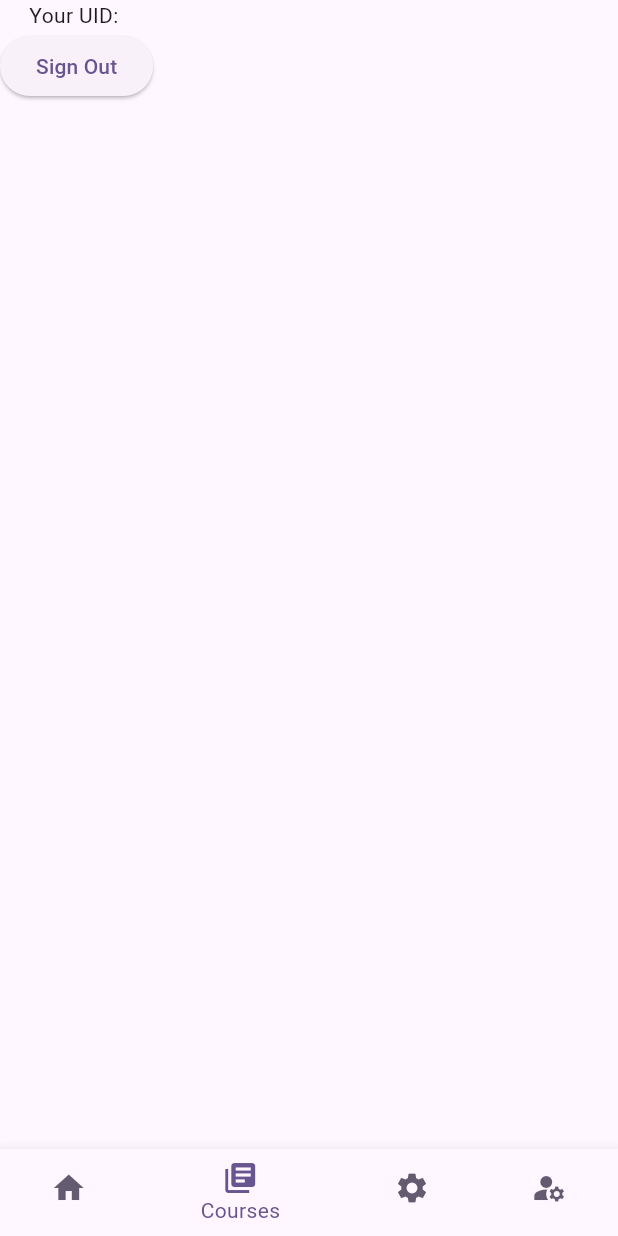
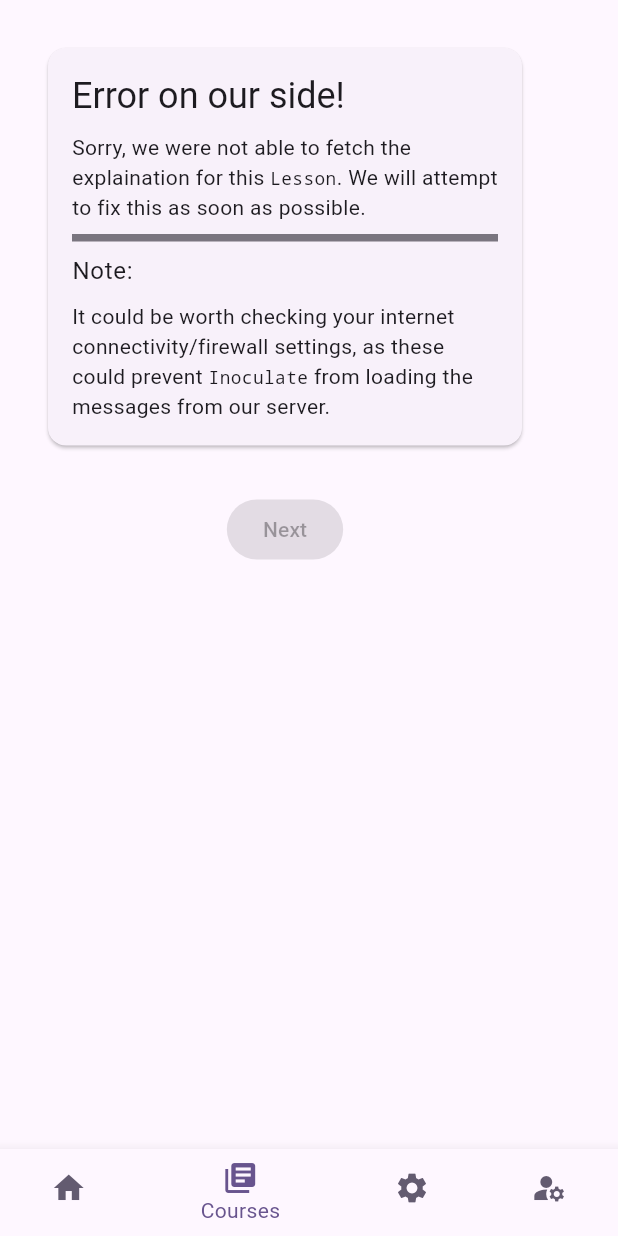
Before and after one commit to sebmentation-fault/inoculate, a Flutter app: the screen it shows once a user with an empty profile is signed in, on a phone screen of 412 x 824 dp. Run offline on Flutter 3.47's test engine with Material 3 defaults, Android fonts, the phone set to English and light mode, and no system bars; drawn by our look-alikes of flutter_markdown; our stand-ins replace firebase_auth, firebase_core; accounts and stored records are empty.

Commit message:
Display an `InformationCard`

```diff
--- a/inoculate/lib/config/routes/home/home.dart
+++ b/inoculate/lib/config/routes/home/home.dart
@@ -1,5 +1,6 @@
 import 'package:firebase_auth/firebase_auth.dart';
 import 'package:flutter/material.dart';
+import 'package:inoculate/modules/lesson_snippet/tactic_explaination.dart';
 import 'package:inoculate/utils/services/auth.dart';
 import 'package:provider/provider.dart';
 
@@ -20,8 +21,6 @@ class Home extends StatefulWidget {
 }
 
 class _HomeState extends State<Home> {
-  final AuthService _authService = AuthService();
-
   final int _minScreenSize = 640;
 
   int _selectedIndex = 1;
@@ -81,20 +80,7 @@ class _HomeState extends State<Home> {
               backgroundColor: Theme.of(context).colorScheme.surfaceVariant,
               indicatorColor: Theme.of(context).colorScheme.primaryContainer,
             ),
-          Column(
-            children: [
-              Text("Your UID: $greeting"),
-              ElevatedButton(
-                  onPressed: () async {
-                    try {
-                      await _authService.signOut();
-                    } on AuthenticationException catch (e) {
-                      // TODO: show error dialog
-                    }
-                  },
-                  child: const Text("Sign Out")),
-            ],
-          ),
+          TacticExplaination(),
         ],
       ),
       backgroundColor: Theme.of(context).colorScheme.background,
--- /dev/null
+++ b/inoculate/lib/modules/lesson_snippet/lesson_snippet.dart
@@ -0,0 +1,60 @@
+import 'package:flutter/material.dart';
+import 'package:flutter_markdown/flutter_markdown.dart';
+
+/// Class that encapsulates displaying information.
+///
+/// It displays content that is provided as a Markdown string.
+class InformationCard extends StatefulWidget {
+  static const String defaultExplaination = """
+  # Error on our side!
+
+  Sorry, we were not able to fetch the explaination for this `Lesson`. We will
+  attempt to fix this as soon as possible.
+
+  ---
+
+  #### Note:
+
+  It could be worth checking your internet connectivity/firewall settings, as
+  these could prevent `Inoculate` from loading the messages from our server.
+  """;
+  static const String exExp = "# Error!";
+
+  const InformationCard({super.key});
+
+  @override
+  State<InformationCard> createState() => _InformationCardState();
+}
+
+class _InformationCardState extends State<InformationCard> {
+  final int _minScreenSize = 640;
+
+  @override
+  Widget build(BuildContext context) {
+    double width = MediaQuery.of(context).size.width;
+    bool hasNavBar = MediaQuery.of(context).size.width < _minScreenSize;
+
+    return Row(
+      mainAxisAlignment: MainAxisAlignment.center,
+      children: [
+        Container(
+          padding: const EdgeInsets.all(16),
+          constraints:
+              BoxConstraints(maxWidth: width - (32.0 + (hasNavBar ? 0 : 80))),
+          child: Card(
+            margin: const EdgeInsets.all(16.0),
+            child: Padding(
+              padding: const EdgeInsets.all(16.0),
+              child: SingleChildScrollView(
+                child: MarkdownBody(
+                  data: InformationCard.defaultExplaination,
+                  styleSheet: MarkdownStyleSheet.fromTheme(Theme.of(context)),
+                ),
+              ),
+            ),
+          ),
+        ),
+      ],
+    );
+  }
+}
--- /dev/null
+++ b/inoculate/lib/modules/lesson_snippet/tactic_explaination.dart
@@ -0,0 +1,23 @@
+import 'package:flutter/material.dart';
+import 'package:flutter_markdown/flutter_markdown.dart';
+import 'package:inoculate/modules/lesson_snippet/lesson_snippet.dart';
+
+/// Class that holds information that explains to the user how the diinformation
+/// tactic is used.
+class TacticExplaination extends StatelessWidget {
+  late String? tacticExplaination;
+
+  TacticExplaination({super.key, this.tacticExplaination});
+
+  @override
+  Widget build(BuildContext context) {
+    return const Column(
+      children: [
+        InformationCard(),
+        Row(children: [
+          ElevatedButton(onPressed: null, child: Text("Next")),
+        ])
+      ],
+    );
+  }
+}
```
